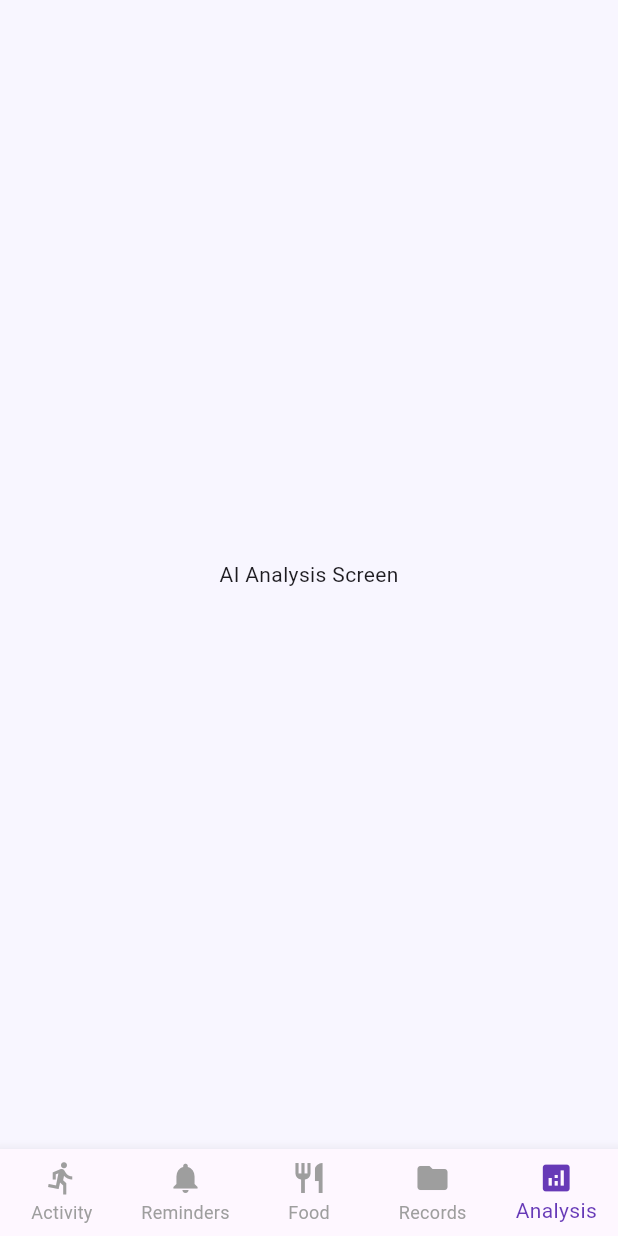
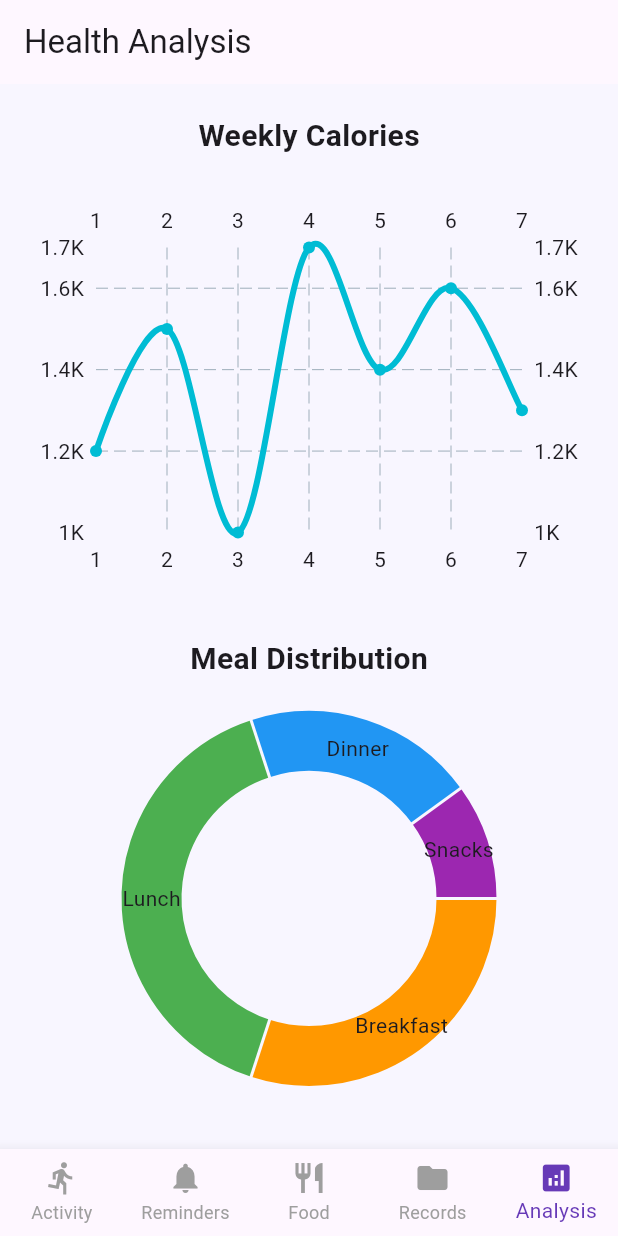
Before and after one commit to Aiswarya-A-Vinod/health_tracker_app, a Flutter app: the screen it shows after launch, item 5 of the bottom bar chosen, on a phone screen of 412 x 824 dp. Run offline on Flutter 3.47's test engine with Material 3 defaults, Android fonts, the phone set to English and light mode, and no system bars; drawn by our look-alikes of fl_chart; our stand-ins replace image_picker, shared_preferences.

Commit message:
Added analysis graphs and pie chart

```diff
--- /dev/null
+++ b/lib/analysis_screen_page.dart
@@ -0,0 +1,102 @@
+import 'package:flutter/material.dart';
+import 'package:fl_chart/fl_chart.dart';
+
+class AnalysisScreen extends StatelessWidget {
+  const AnalysisScreen({super.key});
+
+  @override
+  Widget build(BuildContext context) {
+    return Scaffold(
+      appBar: AppBar(
+        title: const Text("Health Analysis"),
+      ),
+      body: SingleChildScrollView(
+        child: Padding(
+          padding: const EdgeInsets.all(20),
+          child: Column(
+            children: [
+
+              const Text(
+                "Weekly Calories",
+                style: TextStyle(
+                  fontSize: 20,
+                  fontWeight: FontWeight.bold,
+                ),
+              ),
+
+              const SizedBox(height: 30),
+
+              SizedBox(
+                height: 250,
+                child: LineChart(
+                  LineChartData(
+                    borderData: FlBorderData(show: false),
+                    titlesData: FlTitlesData(show: true),
+                    lineBarsData: [
+                      LineChartBarData(
+                        spots: const [
+                          FlSpot(1, 1200),
+                          FlSpot(2, 1500),
+                          FlSpot(3, 1000),
+                          FlSpot(4, 1700),
+                          FlSpot(5, 1400),
+                          FlSpot(6, 1600),
+                          FlSpot(7, 1300),
+                        ],
+                        isCurved: true,
+                        barWidth: 4,
+                      ),
+                    ],
+                  ),
+                ),
+              ),
+
+              const SizedBox(height: 40),
+
+              const Text(
+                "Meal Distribution",
+                style: TextStyle(
+                  fontSize: 20,
+                  fontWeight: FontWeight.bold,
+                ),
+              ),
+
+              const SizedBox(height: 20),
+
+              SizedBox(
+                height: 250,
+                child: PieChart(
+                  PieChartData(
+                    sections: [
+                      PieChartSectionData(
+                        value: 30,
+                        title: "Breakfast",
+                        color: Colors.orange,
+                      ),
+                      PieChartSectionData(
+                        value: 40,
+                        title: "Lunch",
+                        color: Colors.green,
+                      ),
+                      PieChartSectionData(
+                        value: 20,
+                        title: "Dinner",
+                        color: Colors.blue,
+                      ),
+                      PieChartSectionData(
+                        value: 10,
+                        title: "Snacks",
+                        color: Colors.purple,
+                      ),
+                    ],
+                  ),
+                ),
+              ),
+
+            ],
+          ),
+        ),
+      ),
+    );
+  }
+}
--- a/lib/main.dart
+++ b/lib/main.dart
@@ -4,6 +4,8 @@ import 'package:intl/intl.dart';
 import 'dart:io';
 import 'dart:convert';
 import 'package:shared_preferences/shared_preferences.dart';
+import 'analysis_screen_page.dart';
+
 
 void main() {
   runApp(HealthTrackerApp());
@@ -42,7 +44,7 @@ class _MainNavigationScreenState
     Center(child: Text("Reminders Screen")),
     FoodLoggingScreen(),
     Center(child: Text("Medical Records Screen")),
-    Center(child: Text("AI Analysis Screen")),
+    AnalysisScreen(),
   ];
 
   void _onItemTapped(int index) {
```
